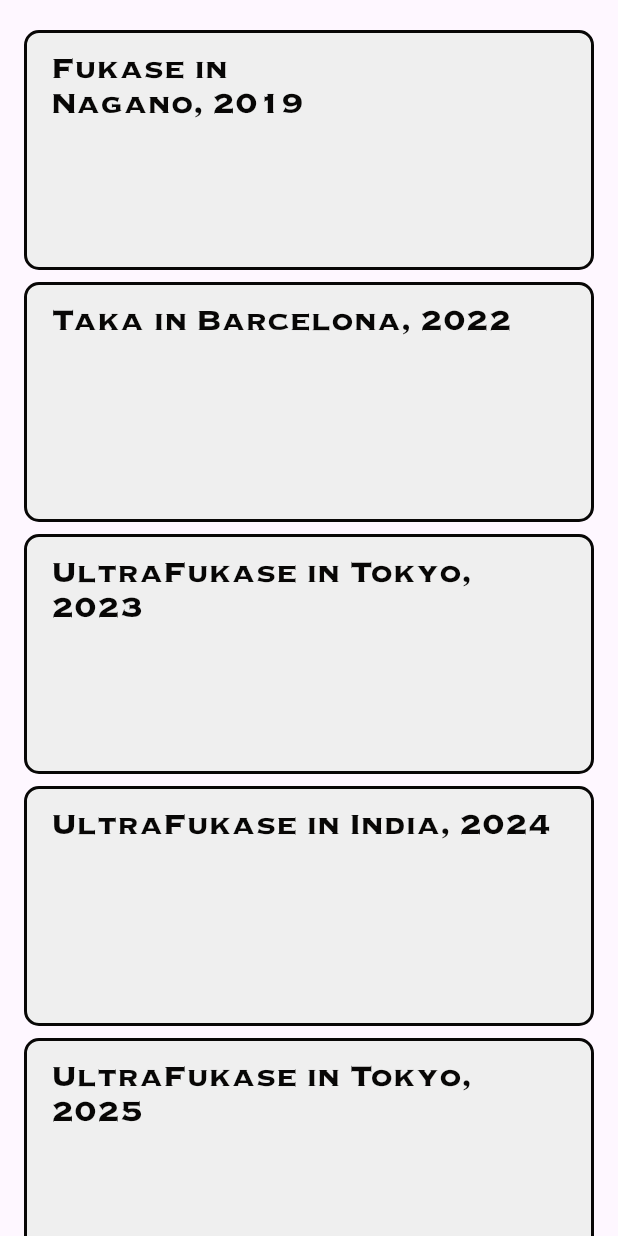
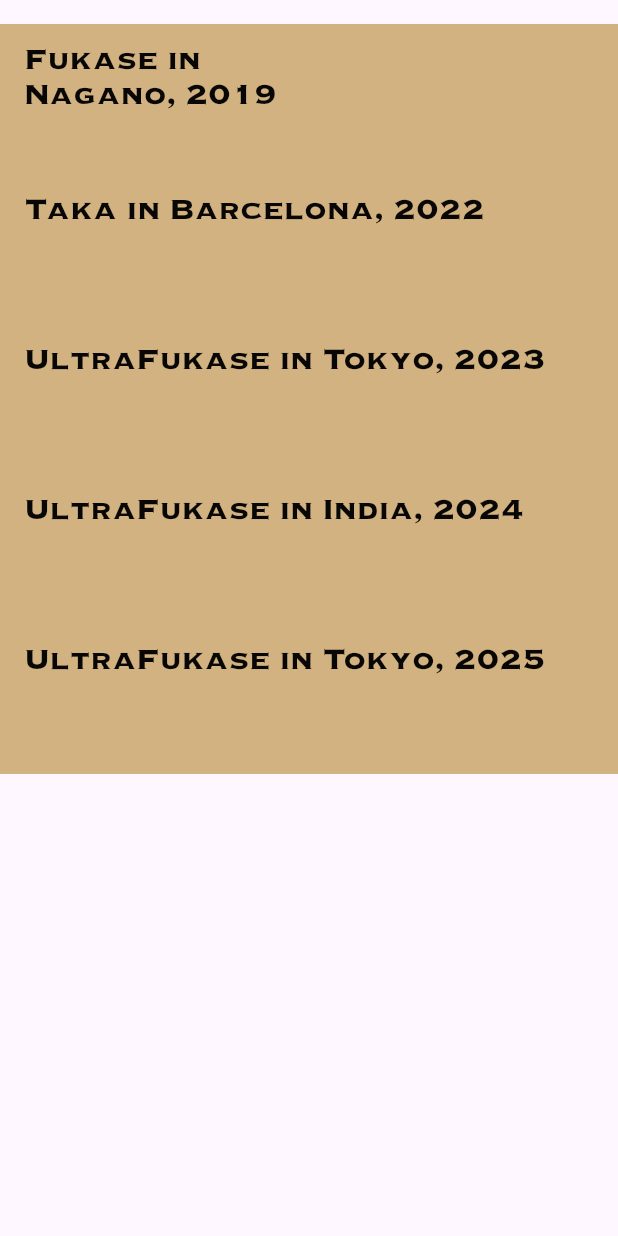
Before and after one commit to Takamasa-Fukase/Sample_RAG_Chat_Front, a Flutter app: the SideMenu widget shown alone on an empty page, opened directly, on a phone screen of 412 x 824 dp. Run offline on Flutter 3.47's test engine with Material 3 defaults, Android fonts, the phone set to English and light mode, and no system bars; our stand-ins replace flutter_chat_types, flutter_chat_ui, flutter_markdown, flutter_riverpod, lottie; missing offline and left inert: dart:html; network calls fail.

Commit message:
UI調整

```diff
--- a/lib/presentation/side_menu/side_menu.dart
+++ b/lib/presentation/side_menu/side_menu.dart
@@ -60,14 +60,14 @@ class SideMenuState extends State<SideMenu> {
                               }
                             });
                       },
-                    )
+                    ),
                   ],
                 ),
               ),
 
               // 下の余白
               const SizedBox(
-                height: 100,
+                height: 200,
               ),
             ],
           ),
@@ -78,17 +78,18 @@ class SideMenuState extends State<SideMenu> {
 
   Widget listItem({required String title, required Function() onTap}) {
     return Container(
-      decoration: BoxDecoration(
-        color: CustomColor.paper,
-        borderRadius: BorderRadius.all(Radius.circular(10)),
-        border: Border.all(
-          color: CustomColor.blackSteel,
-          width: 2,
-        ),
-      ),
+      color: CustomColor.goldLeaf,
+      // decoration: BoxDecoration(
+      //   color: CustomColor.paper,
+      //   borderRadius: BorderRadius.all(Radius.circular(30)),
+      //   border: Border.all(
+      //     color: CustomColor.blackSteel,
+      //     width: 2,
+      //   ),
+      // ),
       // カード自体を浮いて見せる為のマージン
-      margin: EdgeInsets.only(top: 4, left: 16, right: 16, bottom: 4),
-      height: 160,
+      // margin: EdgeInsets.only(top: 4, left: 16, right: 16, bottom: 4),
+      height: 100,
       child: Material(
         color: Colors.transparent,
         // タップ時のエフェクトの為にInkwellを使用
@@ -99,7 +100,7 @@ class SideMenuState extends State<SideMenu> {
           // タップ箇所から広がる波紋の色
           splashColor: Colors.transparent,
           // エフェクト領域にもカードと同じ角丸を適用
-          borderRadius: BorderRadius.all(Radius.circular(10)),
+          // borderRadius: BorderRadius.all(Radius.circular(30)),
           child: Container(
             // カードの内側の余白
             padding: EdgeInsets.only(top: 12, left: 16, right: 16, bottom: 12),
```
Also changed, not shown: lib/presentation/chat/chat_view.dart (+23 -4 lines), lib/presentation/chat/components/custom_input_form.dart (+6 -3 lines).
